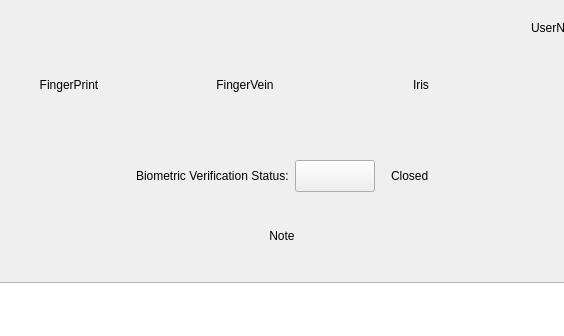
This is src/mainwindow.ui in ukui/ukui-biometric-manager as Qt 5 draws it before an edit; both pictures show x 192 to 756 and y 0 to 336 of the 950 by 650 pixel window. The edited form follows.
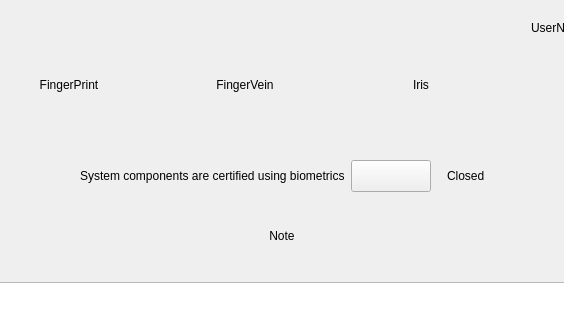
This is the edited form.

Commit message: * Fix the problem that the same fingerprint name   can be entered repeatedly. * Modify the title of finger vein entry window to   finger vein entry. * Set the inserted fingerprint device to be displayed   in the first position on the interface. * Modify the issue that the default device application   crashes after switching the fingerprint type on the   main interface of the management tool. * The biometrics were successfully cleared. Click OK   in the "Empty Results" window to clear the biometrics. * pro file add "CONFIG += c++11",change control file   Architecture to any.

Diff of the .ui file:
```diff
--- a/src/mainwindow.ui
+++ b/src/mainwindow.ui
@@ -394,7 +394,7 @@
              <string notr="true"/>
             </property>
             <property name="text">
-             <string>Biometric Verification Status:</string>
+             <string>System components are certified using biometrics</string>
             </property>
            </widget>
           </item>
```
The commit also changes 11 other files.
